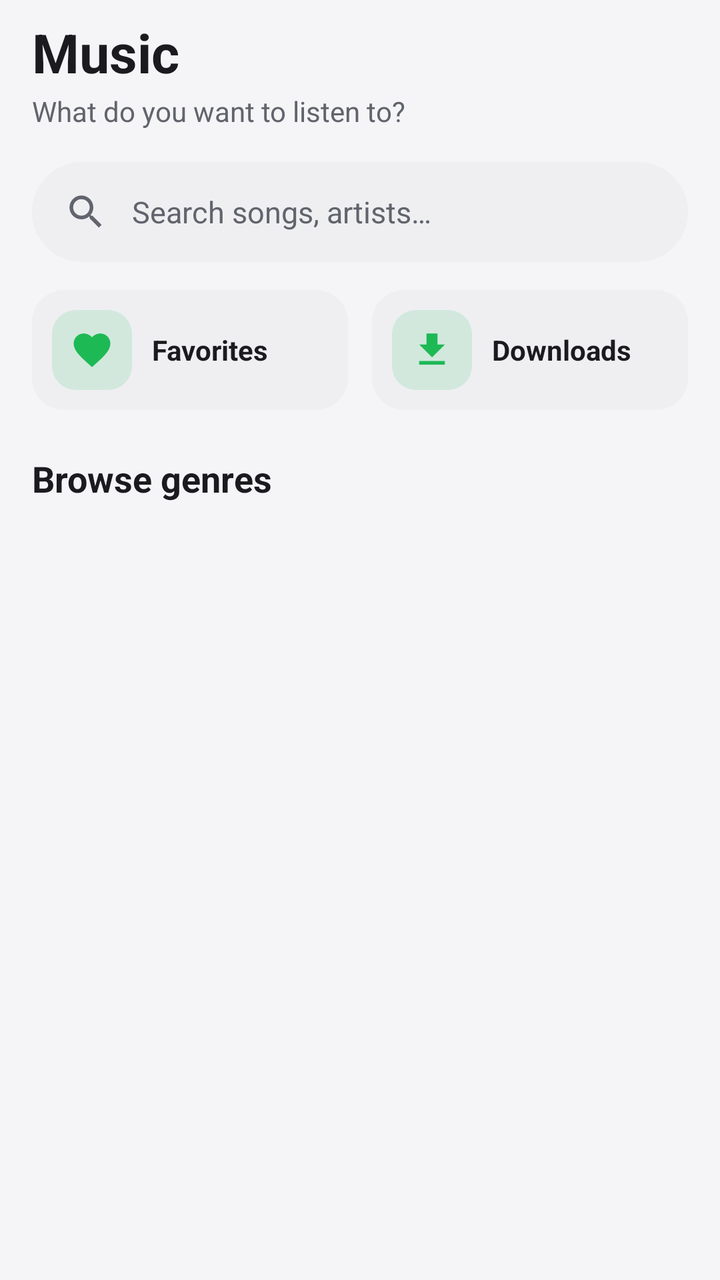
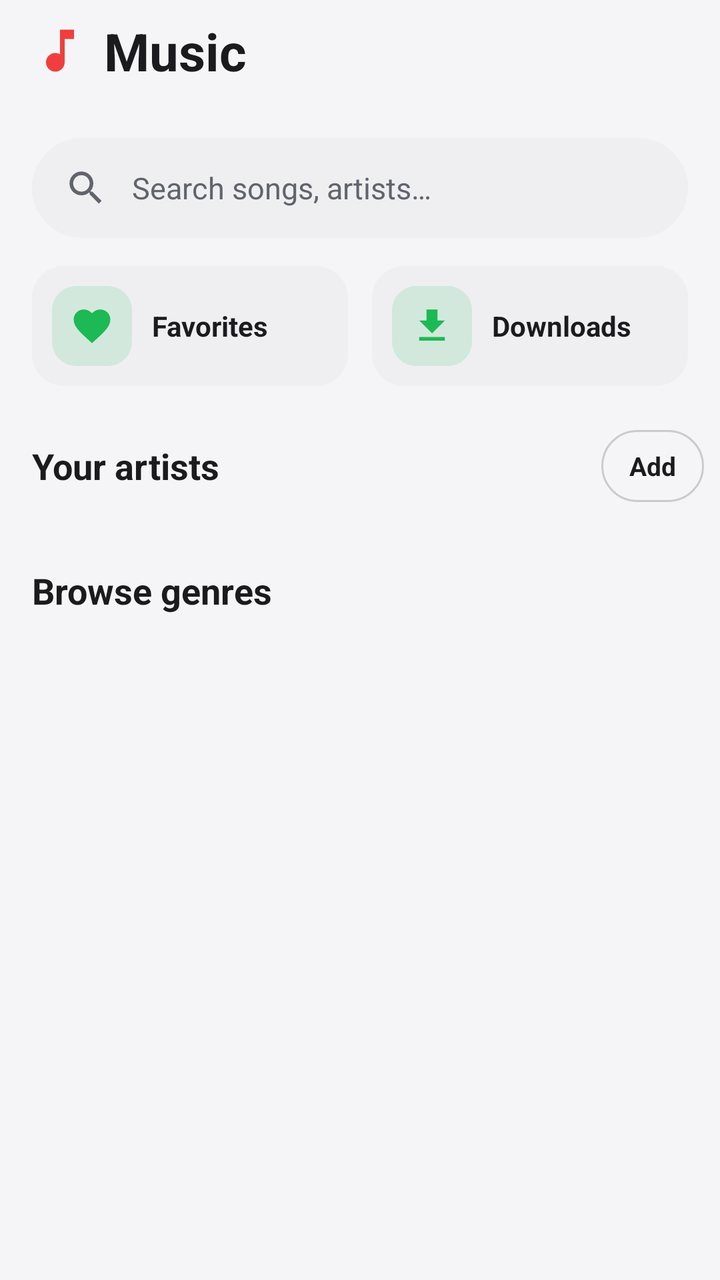

An Android layout rendered at two revisions. The XML below is the earlier revision; the diff shows what the commit changed to produce the second picture.
<!-- AndroidManifest.xml: application theme Theme.SparkTube -->
<!-- res/layout/fragment_music.xml -->
<?xml version="1.0" encoding="utf-8"?>
<androidx.core.widget.NestedScrollView xmlns:android="http://schemas.android.com/apk/res/android"
    xmlns:app="http://schemas.android.com/apk/res-auto"
    android:layout_width="match_parent"
    android:layout_height="match_parent"
    android:background="?attr/screenBg"
    android:clipToPadding="false"
    android:scrollbars="none">

    <LinearLayout
        android:layout_width="match_parent"
        android:layout_height="wrap_content"
        android:orientation="vertical"
        android:paddingBottom="110dp">

        
        <LinearLayout
            android:layout_width="match_parent"
            android:layout_height="wrap_content"
            android:orientation="vertical"
            android:paddingStart="16dp"
            android:paddingTop="8dp"
            android:paddingEnd="16dp">

            <TextView
                android:id="@+id/greeting"
                android:layout_width="match_parent"
                android:layout_height="wrap_content"
                android:text="@string/tab_music"
                android:textColor="@color/on_surface"
                android:textSize="27sp"
                android:textStyle="bold" />

            <TextView
                android:layout_width="match_parent"
                android:layout_height="wrap_content"
                android:layout_marginTop="2dp"
                android:text="@string/music_home_subtitle"
                android:textColor="@color/on_surface_variant"
                android:textSize="14sp" />
        </LinearLayout>

        
        <LinearLayout
            android:id="@+id/searchButton"
            android:layout_width="match_parent"
            android:layout_height="50dp"
            android:layout_marginStart="16dp"
            android:layout_marginTop="16dp"
            android:layout_marginEnd="16dp"
            android:background="@drawable/bg_search_field"
            android:clickable="true"
            android:contentDescription="@string/search_music_hint"
            android:focusable="true"
            android:gravity="center_vertical"
            android:orientation="horizontal"
            android:paddingStart="16dp"
            android:paddingEnd="16dp">

            <ImageView
                android:layout_width="22dp"
                android:layout_height="22dp"
                android:importantForAccessibility="no"
                android:src="@drawable/ic_search"
                app:tint="@color/on_surface_variant" />

            <TextView
                android:layout_width="0dp"
                android:layout_height="wrap_content"
                android:layout_marginStart="12dp"
                android:layout_weight="1"
                android:text="@string/music_search_field"
                android:textColor="@color/on_surface_variant"
                android:textSize="15sp" />
        </LinearLayout>

        
        <LinearLayout
            android:layout_width="match_parent"
            android:layout_height="wrap_content"
            android:layout_marginStart="16dp"
            android:layout_marginTop="14dp"
            android:layout_marginEnd="16dp"
            android:orientation="horizontal">

            <LinearLayout
                android:id="@+id/favoritesButton"
                android:layout_width="0dp"
                android:layout_height="wrap_content"
                android:layout_weight="1"
                android:background="@drawable/bg_card_tile"
                android:clickable="true"
                android:focusable="true"
                android:gravity="center_vertical"
                android:orientation="horizontal"
                android:padding="10dp">

                <FrameLayout
                    android:layout_width="40dp"
                    android:layout_height="40dp"
                    android:background="@drawable/bg_tile_icon">

                    <ImageView
                        android:layout_width="22dp"
                        android:layout_height="22dp"
                        android:layout_gravity="center"
                        android:importantForAccessibility="no"
                        android:src="@drawable/ic_favorite"
                        app:tint="@color/music_green" />
                </FrameLayout>

                <TextView
                    android:layout_width="0dp"
                    android:layout_height="wrap_content"
                    android:layout_marginStart="10dp"
                    android:layout_weight="1"
                    android:ellipsize="end"
                    android:maxLines="1"
                    android:text="@string/music_favorites"
                    android:textColor="@color/on_surface"
                    android:textSize="14sp"
                    android:textStyle="bold" />
            </LinearLayout>

            <LinearLayout
                android:id="@+id/downloadsButton"
                android:layout_width="0dp"
                android:layout_height="wrap_content"
                android:layout_marginStart="12dp"
                android:layout_weight="1"
                android:background="@drawable/bg_card_tile"
                android:clickable="true"
                android:focusable="true"
                android:gravity="center_vertical"
                android:orientation="horizontal"
                android:padding="10dp">

                <FrameLayout
                    android:layout_width="40dp"
                    android:layout_height="40dp"
                    android:background="@drawable/bg_tile_icon">

                    <ImageView
                        android:layout_width="22dp"
                        android:layout_height="22dp"
                        android:layout_gravity="center"
                        android:importantForAccessibility="no"
                        android:src="@drawable/ic_download"
                        app:tint="@color/music_green" />
                </FrameLayout>

                <TextView
                    android:layout_width="0dp"
                    android:layout_height="wrap_content"
                    android:layout_marginStart="10dp"
                    android:layout_weight="1"
                    android:ellipsize="end"
                    android:maxLines="1"
                    android:text="@string/music_downloads"
                    android:textColor="@color/on_surface"
                    android:textSize="14sp"
                    android:textStyle="bold" />
            </LinearLayout>
        </LinearLayout>

        <LinearLayout
            android:id="@+id/errorView"
            android:layout_width="match_parent"
            android:layout_height="wrap_content"
            android:layout_marginTop="24dp"
            android:gravity="center"
            android:orientation="vertical"
            android:visibility="gone">

            <TextView
                android:id="@+id/errorText"
                android:layout_width="match_parent"
                android:layout_height="wrap_content"
                android:gravity="center"
                android:paddingStart="32dp"
                android:paddingEnd="32dp"
                android:textColor="@color/on_surface_variant" />
        </LinearLayout>

        <TextView
            android:id="@+id/shelfTitle"
            android:layout_width="match_parent"
            android:layout_height="wrap_content"
            android:layout_marginStart="16dp"
            android:layout_marginTop="22dp"
            android:layout_marginBottom="12dp"
            android:text="@string/music_trending_shelf"
            android:textColor="@color/on_surface"
            android:textSize="18sp"
            android:textStyle="bold"
            android:visibility="gone" />

        <HorizontalScrollView
            android:id="@+id/shelfScroller"
            android:layout_width="match_parent"
            android:layout_height="wrap_content"
            android:paddingStart="16dp"
            android:paddingEnd="16dp"
            android:scrollbars="none"
            android:visibility="gone">

            <LinearLayout
                android:id="@+id/shelfRow"
                android:layout_width="wrap_content"
                android:layout_height="wrap_content"
                android:orientation="horizontal" />
        </HorizontalScrollView>

        <TextView
            android:layout_width="match_parent"
            android:layout_height="wrap_content"
            android:layout_marginStart="16dp"
            android:layout_marginTop="22dp"
            android:layout_marginBottom="10dp"
            android:text="@string/music_genres_section"
            android:textColor="@color/on_surface"
            android:textSize="18sp"
            android:textStyle="bold" />

        <GridLayout
            android:id="@+id/genreGrid"
            android:layout_width="match_parent"
            android:layout_height="wrap_content"
            android:layout_marginStart="16dp"
            android:layout_marginEnd="16dp"
            android:alignmentMode="alignMargins"
            android:columnCount="2"
            android:useDefaultMargins="false" />

        <TextView
            android:id="@+id/popularTitle"
            android:layout_width="match_parent"
            android:layout_height="wrap_content"
            android:layout_marginStart="16dp"
            android:layout_marginTop="22dp"
            android:layout_marginBottom="4dp"
            android:text="@string/music_popular_section"
            android:textColor="@color/on_surface"
            android:textSize="18sp"
            android:textStyle="bold"
            android:visibility="gone" />

        <LinearLayout
            android:id="@+id/popularList"
            android:layout_width="match_parent"
            android:layout_height="wrap_content"
            android:orientation="vertical"
            android:paddingStart="16dp"
            android:paddingEnd="16dp" />
    </LinearLayout>
</androidx.core.widget.NestedScrollView>
<!-- resources referenced by this layout -->
<resources>
  <color name="music_green">#1DB954</color>
  <color name="on_surface">#1B1B1F</color>
  <color name="on_surface_variant">#61646C</color>
  <!-- drawable bg_card_tile (drawable) -->
  <?xml version="1.0" encoding="utf-8"?>
  <ripple xmlns:android="http://schemas.android.com/apk/res/android"
      android:color="@color/action_pill_ripple">
      <item>
          <shape>
              <solid android:color="?attr/elevatedBg" />
              <corners android:radius="16dp" />
          </shape>
      </item>
  </ripple>
  <!-- drawable bg_search_field (drawable) -->
  <?xml version="1.0" encoding="utf-8"?>
  <ripple xmlns:android="http://schemas.android.com/apk/res/android"
      android:color="@color/action_pill_ripple">
      <item>
          <shape>
              <solid android:color="?attr/elevatedBg" />
              <corners android:radius="28dp" />
          </shape>
      </item>
  </ripple>
  <!-- drawable bg_tile_icon (drawable) -->
  <?xml version="1.0" encoding="utf-8"?>
  <shape xmlns:android="http://schemas.android.com/apk/res/android">
      <solid android:color="#221DB954" />
      <corners android:radius="12dp" />
  </shape>
  <!-- drawable ic_download (drawable) -->
  <vector xmlns:android="http://schemas.android.com/apk/res/android"
      android:width="24dp"
      android:height="24dp"
      android:viewportWidth="24"
      android:viewportHeight="24">
      <path
          android:fillColor="#FF000000"
          android:pathData="M19,9h-4V3H9v6H5l7,7 7,-7zM5,18v2h14v-2H5z" />
  </vector>
  <string name="music_downloads">Downloads</string>
  <string name="music_favorites">Favorites</string>
  <string name="music_genres_section">Browse genres</string>
  <string name="music_home_subtitle">What do you want to listen to?</string>
  <string name="music_popular_section">Popular right now</string>
  <string name="music_search_field">Search songs, artists…</string>
  <string name="music_trending_shelf">Trending now</string>
  <string name="search_music_hint">Search songs</string>
  <string name="tab_music">Music</string>
  <color name="action_pill_ripple">#1A000000</color>
  <color name="spark_red">#F03E3E</color>
  <color name="white">#FFFFFFFF</color>
  <color name="bg">#F5F5F7</color>
  <color name="outline">#C9CBD1</color>
  <color name="surface">#FFFFFF</color>
  <color name="surface_elevated">#EFEFF2</color>
  <color name="chip_selected_bg">#33F03E3E</color>
  <!-- unchanged entries left out for length: 3 -->
</resources>

<!-- the commit's change to res/layout/fragment_music.xml (unified diff, before → after) -->
@@ -13,40 +13,56 @@
         android:orientation="vertical"
         android:paddingBottom="110dp">
 
-        
-        <LinearLayout
-            android:layout_width="match_parent"
-            android:layout_height="wrap_content"
-            android:orientation="vertical"
+        <LinearLayout
+            android:layout_width="match_parent"
+            android:layout_height="wrap_content"
+            android:gravity="center_vertical"
+            android:orientation="horizontal"
             android:paddingStart="16dp"
             android:paddingTop="8dp"
             android:paddingEnd="16dp">
 
+            <ImageView
+                android:layout_width="28dp"
+                android:layout_height="28dp"
+                android:importantForAccessibility="no"
+                android:src="@drawable/ic_music_note"
+                app:tint="@color/spark_red" />
+
             <TextView
                 android:id="@+id/greeting"
-                android:layout_width="match_parent"
-                android:layout_height="wrap_content"
-                android:text="@string/tab_music"
+                android:layout_width="0dp"
+                android:layout_height="wrap_content"
+                android:layout_marginStart="8dp"
+                android:layout_weight="1"
+                android:text="@string/music_brand"
                 android:textColor="@color/on_surface"
-                android:textSize="27sp"
+                android:textSize="26sp"
                 android:textStyle="bold" />
-
-            <TextView
-                android:layout_width="match_parent"
-                android:layout_height="wrap_content"
-                android:layout_marginTop="2dp"
-                android:text="@string/music_home_subtitle"
-                android:textColor="@color/on_surface_variant"
-                android:textSize="14sp" />
-        </LinearLayout>
-
-        
+        </LinearLayout>
+
+        <HorizontalScrollView
+            android:layout_width="match_parent"
+            android:layout_height="wrap_content"
+            android:layout_marginTop="12dp"
+            android:clipToPadding="false"
+            android:paddingStart="16dp"
+            android:paddingEnd="16dp"
+            android:scrollbars="none">
+
+            <LinearLayout
+                android:id="@+id/moodRow"
+                android:layout_width="wrap_content"
+                android:layout_height="wrap_content"
+                android:orientation="horizontal" />
+        </HorizontalScrollView>
+
         <LinearLayout
             android:id="@+id/searchButton"
             android:layout_width="match_parent"
             android:layout_height="50dp"
             android:layout_marginStart="16dp"
-            android:layout_marginTop="16dp"
+            android:layout_marginTop="14dp"
             android:layout_marginEnd="16dp"
             android:background="@drawable/bg_search_field"
             android:clickable="true"
@@ -74,7 +90,6 @@
                 android:textSize="15sp" />
         </LinearLayout>
 
-        
         <LinearLayout
             android:layout_width="match_parent"
             android:layout_height="wrap_content"
@@ -182,6 +197,142 @@
                 android:textColor="@color/on_surface_variant" />
         </LinearLayout>
 
+        <LinearLayout
+            android:layout_width="match_parent"
+            android:layout_height="wrap_content"
+            android:layout_marginStart="16dp"
+            android:layout_marginTop="22dp"
+            android:layout_marginEnd="8dp"
+            android:gravity="center_vertical"
+            android:orientation="horizontal">
+
+            <TextView
+                android:layout_width="0dp"
+                android:layout_height="wrap_content"
+                android:layout_weight="1"
+                android:text="@string/music_your_artists"
+                android:textColor="@color/on_surface"
+                android:textSize="18sp"
+                android:textStyle="bold" />
+
+            <TextView
+                android:id="@+id/addArtistButton"
+                android:layout_width="wrap_content"
+                android:layout_height="36dp"
+                android:background="@drawable/bg_play_all_outline"
+                android:clickable="true"
+                android:focusable="true"
+                android:gravity="center"
+                android:paddingStart="14dp"
+                android:paddingEnd="14dp"
+                android:text="@string/music_add_artist"
+                android:textColor="@color/on_surface"
+                android:textSize="13sp"
+                android:textStyle="bold" />
+        </LinearLayout>
+
+        <HorizontalScrollView
+            android:id="@+id/artistsScroller"
+            android:layout_width="match_parent"
+            android:layout_height="wrap_content"
+            android:layout_marginTop="10dp"
+            android:clipToPadding="false"
+            android:paddingStart="16dp"
+            android:paddingEnd="16dp"
+            android:scrollbars="none">
+
+            <LinearLayout
+                android:id="@+id/artistsRow"
+                android:layout_width="wrap_content"
+                android:layout_height="wrap_content"
+                android:orientation="horizontal" />
+        </HorizontalScrollView>
+
+        <TextView
+            android:id="@+id/artistsEmpty"
+            android:layout_width="match_parent"
+            android:layout_height="wrap_content"
+            android:paddingStart="20dp"
+            android:paddingTop="8dp"
+            android:paddingEnd="20dp"
+            android:text="@string/empty_your_artists"
+            android:textColor="@color/on_surface_variant"
+            android:textSize="13sp"
+            android:visibility="gone" />
+
+        <LinearLayout
+            android:id="@+id/quickPicksHeader"
+            android:layout_width="match_parent"
+            android:layout_height="wrap_content"
+            android:layout_marginStart="16dp"
+            android:layout_marginTop="22dp"
+            android:layout_marginEnd="8dp"
+            android:gravity="center_vertical"
+            android:orientation="horizontal"
+            android:visibility="gone">
+
+            <TextView
+                android:id="@+id/quickPicksTitle"
+                android:layout_width="0dp"
+                android:layout_height="wrap_content"
+                android:layout_weight="1"
+                android:text="@string/music_quick_picks"
+                android:textColor="@color/on_surface"
+                android:textSize="18sp"
+                android:textStyle="bold" />
+
+            <TextView
+                android:id="@+id/playAllButton"
+                android:layout_width="wrap_content"
+                android:layout_height="36dp"
+                android:background="@drawable/bg_play_all_outline"
+                android:clickable="true"
+                android:focusable="true"
+                android:gravity="center"
+                android:paddingStart="14dp"
+                android:paddingEnd="14dp"
+                android:text="@string/music_play_all"
+                android:textColor="@color/on_surface"
+                android:textSize="13sp"
+                android:textStyle="bold" />
+        </LinearLayout>
+
+        <LinearLayout
+            android:id="@+id/quickPicksList"
+            android:layout_width="match_parent"
+            android:layout_height="wrap_content"
+            android:orientation="vertical" />
+
+        <TextView
+            android:id="@+id/mixesTitle"
+            android:layout_width="match_parent"
+            android:layout_height="wrap_content"
+            android:layout_marginStart="16dp"
+            android:layout_marginTop="22dp"
+            android:layout_marginBottom="12dp"
+            android:text="@string/music_get_started"
+            android:textColor="@color/on_surface"
+            android:textSize="18sp"
+            android:textStyle="bold"
+            android:visibility="gone" />
+
+        <HorizontalScrollView
+            android:id="@+id/mixesScroller"
+            android:layout_width="match_parent"
+            android:layout_height="wrap_content"
+            android:clipToPadding="false"
+            android:paddingStart="16dp"
+            android:paddingEnd="16dp"
+            android:scrollbars="none"
+            android:visibility="gone">
+
+            <LinearLayout
+                android:id="@+id/mixesRow"
+                android:layout_width="wrap_content"
+                android:layout_height="wrap_content"
+                android:orientation="horizontal" />
+        </HorizontalScrollView>
+
         <TextView
             android:id="@+id/shelfTitle"
             android:layout_width="match_parent"
<!-- resource entries referenced after the edit -->
@@ -11,6 +11,20 @@
           <shape>
               <solid android:color="?attr/elevatedBg" />
               <corners android:radius="16dp" />
+          </shape>
+      </item>
+  </ripple>
+  <!-- drawable bg_play_all_outline (drawable) -->
+  <?xml version="1.0" encoding="utf-8"?>
+  <ripple xmlns:android="http://schemas.android.com/apk/res/android"
+      android:color="@color/action_pill_ripple">
+      <item>
+          <shape>
+              <solid android:color="@android:color/transparent" />
+              <corners android:radius="20dp" />
+              <stroke
+                  android:width="1dp"
+                  android:color="@color/outline" />
           </shape>
       </item>
   </ripple>
@@ -41,15 +55,31 @@
           android:fillColor="#FF000000"
           android:pathData="M19,9h-4V3H9v6H5l7,7 7,-7zM5,18v2h14v-2H5z" />
   </vector>
+  <!-- drawable ic_music_note (drawable) -->
+  <vector xmlns:android="http://schemas.android.com/apk/res/android"
+      android:width="24dp"
+      android:height="24dp"
+      android:viewportWidth="24"
+      android:viewportHeight="24"
+      android:tint="?attr/colorControlNormal">
+      <path
+          android:fillColor="@android:color/white"
+          android:pathData="M12,3v10.55c-0.59,-0.34 -1.27,-0.55 -2,-0.55 -2.21,0 -4,1.79 -4,4s1.79,4 4,4 4,-1.79 4,-4V7h4V3h-6z"/>
+  </vector>
+  <string name="empty_your_artists">Star artists while you listen. They show up here.</string>
+  <string name="music_add_artist">Add</string>
+  <string name="music_brand">Music</string>
   <string name="music_downloads">Downloads</string>
   <string name="music_favorites">Favorites</string>
   <string name="music_genres_section">Browse genres</string>
-  <string name="music_home_subtitle">What do you want to listen to?</string>
+  <string name="music_get_started">Get started</string>
+  <string name="music_play_all">Play all</string>
   <string name="music_popular_section">Popular right now</string>
+  <string name="music_quick_picks">Quick picks</string>
   <string name="music_search_field">Search songs, artists…</string>
   <string name="music_trending_shelf">Trending now</string>
+  <string name="music_your_artists">Your artists</string>
   <string name="search_music_hint">Search songs</string>
-  <string name="tab_music">Music</string>
   <color name="action_pill_ripple">#1A000000</color>
   <color name="spark_red">#F03E3E</color>
   <color name="white">#FFFFFFFF</color>
